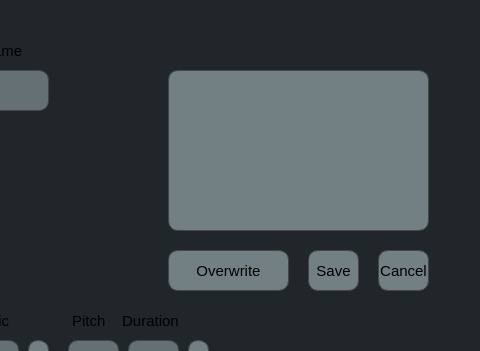
The window that ui/designer/song-xml_editor.ui (uU-Uuu/song-xml-editor) describes before a commit, drawn with Qt 5; both pictures show x 712 to 1192 and y 0 to 351 of the 1192 by 859 pixel window.
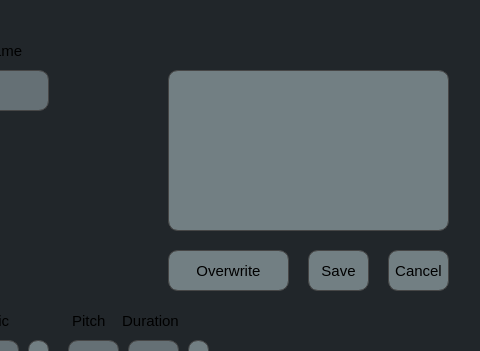
The same window after the commit. Icons and pictures are not drawn.

Diff of the .ui file:
```diff
--- a/ui/designer/song-xml_editor.ui
+++ b/ui/designer/song-xml_editor.ui
@@ -40,10 +40,19 @@
      <rect>
       <x>880</x>
       <y>70</y>
-      <width>261</width>
+      <width>281</width>
       <height>161</height>
      </rect>
     </property>
+    <property name="font">
+     <font>
+      <family>Yu Mincho Demibold</family>
+      <pointsize>9</pointsize>
+      <weight>7</weight>
+      <italic>false</italic>
+      <bold>false</bold>
+     </font>
+    </property>
     <property name="styleSheet">
      <string notr="true">background: rgba(206, 227, 232, 120);
 font: 25 9pt &quot;Yu Mincho Light&quot;;
@@ -1248,7 +1257,7 @@
      <rect>
       <x>1020</x>
       <y>250</y>
-      <width>51</width>
+      <width>61</width>
       <height>41</height>
      </rect>
     </property>
@@ -1266,9 +1275,9 @@
    <widget class="QToolButton" name="cancelXMLBtn">
     <property name="geometry">
      <rect>
-      <x>1090</x>
+      <x>1100</x>
       <y>250</y>
-      <width>51</width>
+      <width>61</width>
       <height>41</height>
      </rect>
     </property>
```
Left out of the diff: 180 changed lines with no effect on the pictures.
